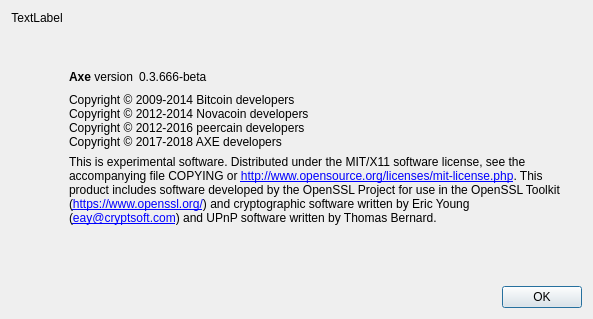
Before: the Qt Designer form share/qt/src/qt/forms/aboutdialog.ui in AXErunners/axe, drawn with Qt 5.
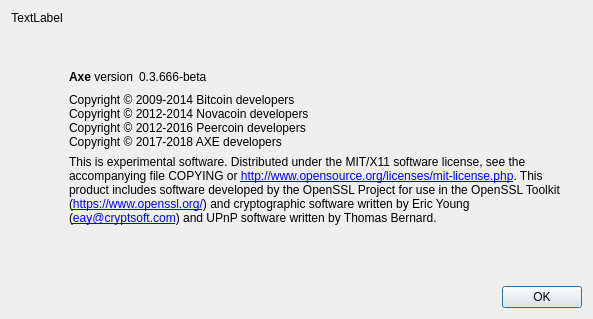
After: the same form once the commit is applied.

```diff
--- a/share/qt/src/qt/forms/aboutdialog.ui
+++ b/share/qt/src/qt/forms/aboutdialog.ui
@@ -90,7 +90,7 @@
        <property name="text">
         <string>Copyright © 2009-2014 Bitcoin developers
 Copyright © 2012-2014 Novacoin developers
-Copyright © 2012-2016 peercain developers
+Copyright © 2012-2016 Peercoin developers
 Copyright © 2017-2018 AXE developers</string>
        </property>
        <property name="textInteractionFlags">
```
